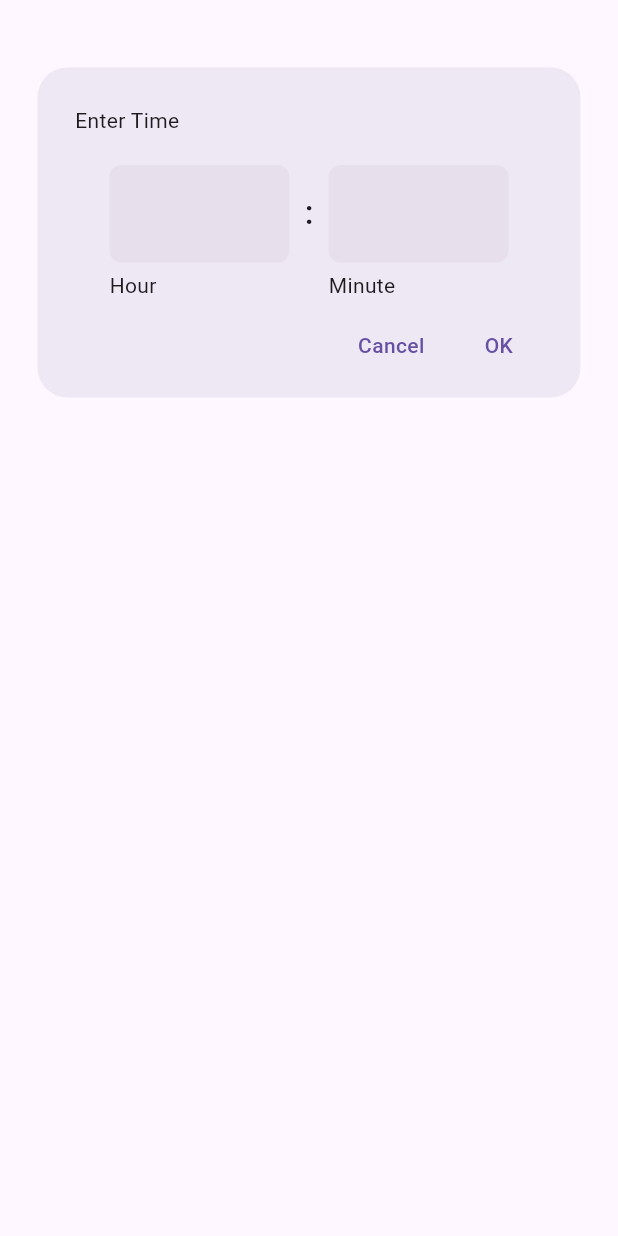
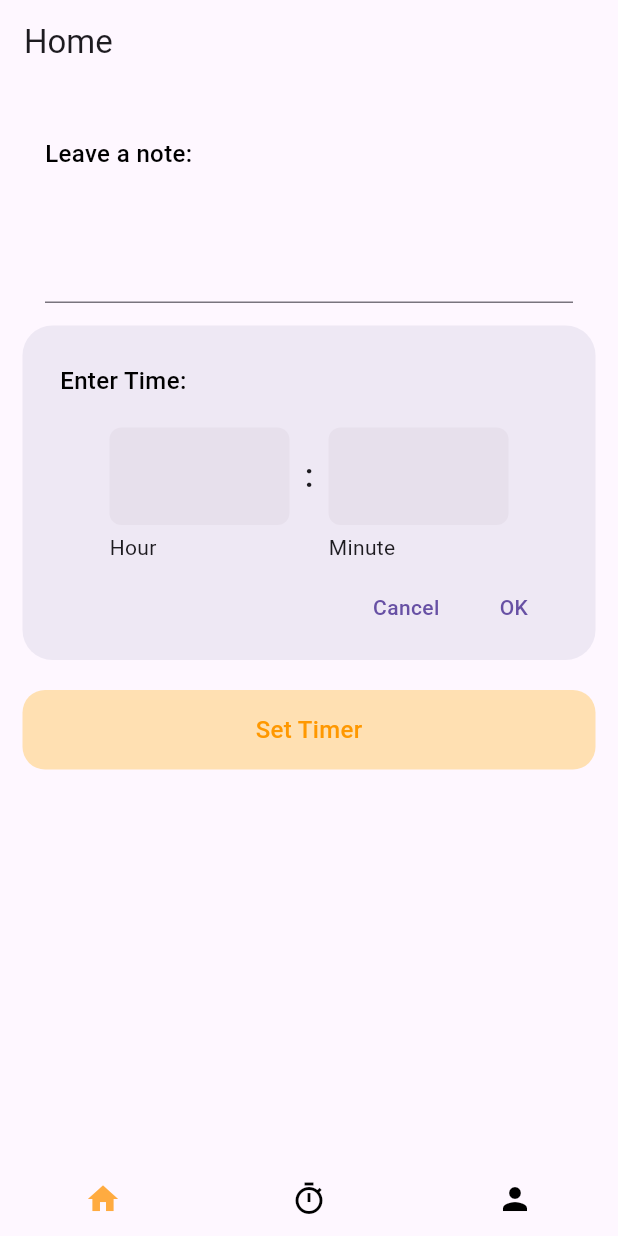
Before and after one commit to SahilShahCse/safewalk, a Flutter app: the screen it shows after launch, on a phone screen of 412 x 824 dp. Run offline on Flutter 3.47's test engine with Material 3 defaults, Android fonts, the phone set to English and light mode, and no system bars; our stand-ins replace cloud_firestore, firebase_core; accounts and stored records are empty; generated files the repository leaves out were written again.

Commit message:
added firebase and some screens

```diff
--- a/lib/components/custom_time_picker.dart
+++ b/lib/components/custom_time_picker.dart
@@ -11,7 +11,6 @@ class _CustomTimePickerState extends State<CustomTimePicker> {
   @override
   Widget build(BuildContext context) {
     return Container(
-      margin: EdgeInsets.all(25),
       padding: EdgeInsets.all(25),
       decoration: BoxDecoration(
         color: Color(0xffEEE8F4),
@@ -20,7 +19,7 @@ class _CustomTimePickerState extends State<CustomTimePicker> {
       child: Column(
         crossAxisAlignment: CrossAxisAlignment.start,
         children: [
-          const Text('Enter Time'),
+          const Text('Enter Time:',style: TextStyle(color: Colors.black, fontWeight: FontWeight.w500 , fontSize: 16),),
           const SizedBox(
             height: 20,
           ),
--- /dev/null
+++ b/lib/firebase/send_data.dart
@@ -0,0 +1,20 @@
+import 'package:cloud_firestore/cloud_firestore.dart';
+import 'package:safewalk/model/timerModel.dart';
+import 'package:safewalk/model/user_model.dart';
+
+import '../model/shared_model.dart';
+
+class SendData{
+
+  void sendSharedData(SharedModel sharedModel){
+      CollectionReference collectionReference = FirebaseFirestore.instance.collection('shared');
+      collectionReference.doc(sharedModel.sharedId).set(sharedModel.toMap());
+  }
+
+  void setUser(UserModel userModel){
+    CollectionReference collectionReference = FirebaseFirestore.instance.collection('user');
+    collectionReference.doc(userModel.userId).set(userModel.toMap());
+  }
+
+
+}
--- a/lib/screens/home_page.dart
+++ b/lib/screens/home_page.dart
@@ -1,9 +1,11 @@
 import 'package:flutter/material.dart';
+import 'package:safewalk/screens/profile/profile_page.dart';
+import 'package:safewalk/screens/set_alert_page.dart';
 
-import '../components/custom_time_picker.dart';
+import 'get_alert_page.dart';
 
 class HomePage extends StatefulWidget {
-  const HomePage({super.key});
+  const HomePage({Key? key}) : super(key: key);
 
   @override
   State<HomePage> createState() => _HomePageState();
@@ -11,19 +13,61 @@ class HomePage extends StatefulWidget {
 
 class _HomePageState extends State<HomePage> {
 
-  TextEditingController _note_controller = TextEditingController();
+  int _currentIndex = 0;
+  PageController _pageController = PageController(initialPage: 0);
 
   @override
   Widget build(BuildContext context) {
+    print('build called');
     return Scaffold(
       body: SafeArea(
         child: Column(
           children: [
-            SizedBox(height:20),
-            CustomTimePicker(),
+            Expanded(
+              child: PageView(
+                controller: _pageController,
+                children: [
+                  SetAlertPage(),
+                  GetAlertPage(),
+                  ProfilePage(),
+                ],
+              ),
+            ),
+            _buildBottomBar(),
           ],
         ),
       ),
     );
   }
+
+  Container _buildBottomBar() {
+    return Container(
+      height: 50,
+      child: Row(
+        children: [
+          _buildIcon(Icons.home,0),
+          _buildIcon(Icons.timer_sharp,1),
+          _buildIcon(Icons.person,2),
+        ],
+      ),
+    );
+  }
+
+  Widget _buildIcon(IconData icon, int pageIndex) {
+    return Expanded(
+      child: InkWell(
+        splashColor: Colors.transparent,
+        highlightColor: Colors.transparent,
+        focusColor: Colors.transparent,
+        hoverColor: Colors.transparent,
+
+        onTap: () {
+          _pageController.jumpToPage(pageIndex);
+          _currentIndex = _pageController.page!.round();
+          setState(() {});
+        },
+        child: Center(child: Icon(icon , color: _currentIndex == pageIndex? Colors.orangeAccent : Colors.black,),),
+      ),
+    );
+  }
 }
--- /dev/null
+++ b/lib/screens/set_alert_page.dart
@@ -0,0 +1,55 @@
+import 'package:flutter/material.dart';
+
+import '../components/custom_time_picker.dart';
+
+class SetAlertPage extends StatefulWidget {
+  const SetAlertPage({super.key});
+
+  @override
+  State<SetAlertPage> createState() => _SetAlertPageState();
+}
+
+class _SetAlertPageState extends State<SetAlertPage> {
+  TextEditingController _note_controller = TextEditingController();
+
+  @override
+  Widget build(BuildContext context) {
+    return Scaffold(
+      appBar: AppBar(
+        title: Text('Home'),
+      ),
+      body: SafeArea(
+        child: Padding(
+          padding: EdgeInsets.symmetric(horizontal: 15),
+          child: Column(
+            children: [
+              SizedBox(height: 20),
+              Container(
+                padding: EdgeInsets.all(15),
+                child: Column(
+                  crossAxisAlignment: CrossAxisAlignment.start,
+                  children: [
+                    Text('Leave a note:' , style: TextStyle(color: Colors.black, fontWeight: FontWeight.w500 , fontSize: 16),),
+                    TextFormField(
+                      maxLines: 3,
+                    ),
+                  ],
+                ),
+              ),
+              CustomTimePicker(),
+              SizedBox(height: 20,),
+              Container(
+                padding: EdgeInsets.symmetric(vertical: 15 , horizontal: 25),
+                decoration: BoxDecoration(
+                  color: Colors.orange.shade100,
+                  borderRadius: BorderRadius.circular(15),
+                ),
+                child: Center(child: Text('Set Timer' , style: TextStyle(fontWeight: FontWeight.w500 , fontSize: 16 , color: Colors.orange),),),
+              ),
+            ],
+          ),
+        ),
+      ),
+    );
+  }
+}
--- a/pubspec.yaml
+++ b/pubspec.yaml
@@ -35,6 +35,9 @@ dependencies:
   # The following adds the Cupertino Icons font to your application.
   # Use with the CupertinoIcons class for iOS style icons.
   cupertino_icons: ^1.0.2
+  firebase_core: ^2.25.4
+  firebase_auth: ^4.17.4
+  cloud_firestore: ^4.15.4
 
 dev_dependencies:
   flutter_test:
```
Also changed, not shown: lib/main.dart (+13 -1 lines), lib/model/shared_model.dart (added, +29 -0 lines), lib/model/timerModel.dart (added, +60 -0 lines), lib/model/user_model.dart (added, +49 -0 lines), lib/screens/get_alert_page.dart (added, +57 -0 lines), lib/screens/profile/profile_page.dart (added, +51 -0 lines), lib/screens/profile/settings_page.dart (added, +23 -0 lines), pubspec.lock, 4 other files.
